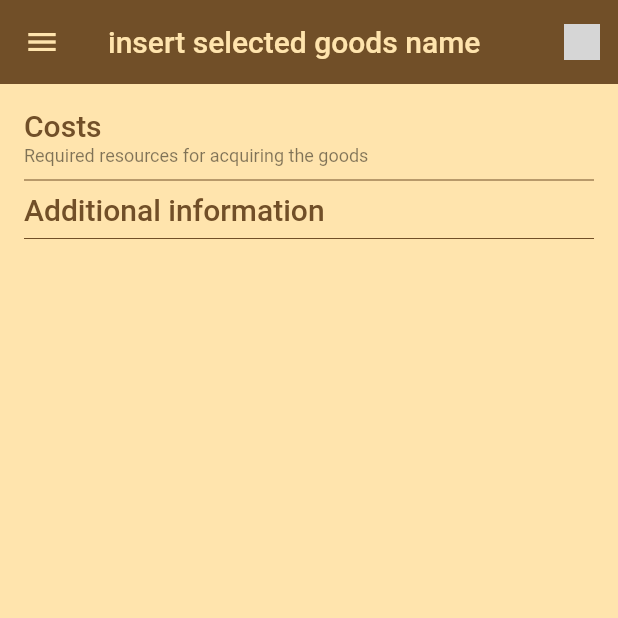
After one commit to vleeuwenmenno/Anno1800-FanApp, a Flutter app: the Goods screen opened by its route, scrolled down 56 dp, after a tap on "Wood", on a phone screen of 412 x 824 dp, the top half of it. The commit adds this screen. Run offline on Flutter 3.47's test engine with Material 2 defaults, Android fonts, the phone set to English and light mode, and no system bars; our stand-ins replace cached_network_image, flutter_html, flutter_screenutil, pull_to_refresh, timeago; missing offline and left inert: webfeed; network calls fail; grey boxes are pictures that could not be loaded.

Commit message:
Added goods and goodsInfo pages
still needs backend implementation

```diff
--- a/lib/main.dart
+++ b/lib/main.dart
@@ -6,6 +6,8 @@ import 'package:anno1800_fanapp/pages/newsFeed/newsFeed.dart';
 import 'package:anno1800_fanapp/pages/popNeeds/populationNeeds.dart';
 import 'package:anno1800_fanapp/pages/popNeeds/populationNeedsCalc.dart';
 import 'package:anno1800_fanapp/pages/popNeeds/populationNeedsCalcResult.dart';
+import 'package:anno1800_fanapp/pages/goods/goods.dart';
+import 'package:anno1800_fanapp/pages/goods/goodsInfo.dart';
 import 'package:flutter/material.dart';
 import 'package:anno1800_fanapp/pages/splash.dart';
 
@@ -81,7 +83,10 @@ class MyApp extends StatelessWidget
 
 				'/drawer/about': (context) => About(),
 				'/drawer/about/changelog': (context) => Changelog(),
-				'/drawer/about/licenses': (context) => Licenses()
+				'/drawer/about/licenses': (context) => Licenses(),
+
+				'/drawer/goods': (context) => Goods(),
+				'/goods/goodsInfo': (context) => GoodsInfo()
 			},
 		);
 	}
--- /dev/null
+++ b/lib/pages/goods/goods.dart
@@ -0,0 +1,87 @@
+import 'package:flutter/material.dart';
+import 'package:anno1800_fanapp/backend/globals.dart';
+import 'package:flutter_screenutil/flutter_screenutil.dart';
+import 'package:anno1800_fanapp/widgets/drawer.dart';
+
+class Goods extends StatefulWidget
+{
+  Globals globals;
+
+  @override
+  _GoodsState createState() => _GoodsState();
+
+}
+
+class _GoodsState extends State<Goods> with SingleTickerProviderStateMixin
+{
+	bool oldWorld;
+
+	void initState()
+	{
+		super.initState();
+		oldWorld = true;
+  	}
+
+	Widget build(BuildContext context)
+	{
+		ScreenUtil.instance = ScreenUtil.getInstance()..init(context);
+
+		return Scaffold(
+				appBar: AppBar(
+					title: Text(oldWorld ? 'Old world goods' : 'New world goods'),
+					elevation: 0,
+					actions: <Widget>
+					[
+						// Swap button
+						IconButton(
+							onPressed: ()
+							{
+								setState(() {
+									oldWorld = !oldWorld;
+								});
+							},
+							icon: Icon(Icons.swap_vert),
+						),
+
+						// Search button
+						IconButton(
+							onPressed: ()
+							{
+								print('Search button pressed || missing search function');
+							},
+							icon: Icon(Icons.search),
+						)
+					],
+				),
+				drawer: SideMenu(activePageId: 3,),
+
+				body: GridView.builder(
+					gridDelegate: SliverGridDelegateWithFixedCrossAxisCount(crossAxisCount: 4),
+					itemCount: 30,
+					itemBuilder: (BuildContext context, int index)
+					{
+						return GestureDetector(
+							child: Card(
+								color: Color(0xff714F28).withOpacity(0.5),
+								shape: RoundedRectangleBorder(borderRadius: BorderRadius.circular(16)),
+								elevation: 0.0,
+								child: Column(
+									mainAxisAlignment: MainAxisAlignment.center,
+									children: <Widget>
+									[
+										Image.asset('assets/resources/Wood.png', height: 42),
+										Text('Wood', style: TextStyle(color: Color(0XFFFFE4AD).withOpacity(0.87)),)
+									],
+								),
+							),
+							onTap: ()
+							{
+								Navigator.pushNamed(context, '/goods/goodsInfo', arguments: { "globals": widget.globals});
+							},
+						);
+					},
+				),
+
+		);
+	}
+}
--- /dev/null
+++ b/lib/pages/goods/goodsInfo.dart
@@ -0,0 +1,78 @@
+import 'package:flutter/material.dart';
+import 'package:anno1800_fanapp/backend/globals.dart';
+import 'package:flutter_screenutil/flutter_screenutil.dart';
+import 'package:anno1800_fanapp/widgets/drawer.dart';
+
+class GoodsInfo extends StatefulWidget
+{
+  Globals globals;
+
+  @override
+  _GoodsInfoState createState() => _GoodsInfoState();
+
+}
+
+class _GoodsInfoState extends State<GoodsInfo> with SingleTickerProviderStateMixin
+{
+	Widget build(BuildContext context)
+	{
+		ScreenUtil.instance = ScreenUtil.getInstance()..init(context);
+
+		return Scaffold(
+				appBar: AppBar(
+					title: Text('insert selected goods name'),
+					elevation: 0,
+					actions: <Widget>
+					[
+						// Production chain button
+						IconButton(
+							onPressed: ()
+							{
+								// Route to Production chain
+							},
+							icon: Image.asset('assets/buildings/Trade_Union.png', height: 24.0,),
+						)
+					],
+				),
+				drawer: SideMenu(activePageId: 3,),
+
+				body: SingleChildScrollView(
+					child: Padding(
+						padding: const EdgeInsets.all(16.0),
+						child: Column(
+							children: <Widget>
+							[
+								Row(
+								children: <Widget>
+									[
+										Text('Costs',  style: TextStyle(fontSize: 20, fontWeight: FontWeight.w500, color: Color(0xff714F28))),
+									],
+								),
+
+								Row(
+									children: <Widget>
+									[
+										Text('Required resources for acquiring the goods',  style: TextStyle(fontSize: 12, color: Colors.black.withOpacity(0.5), height: 1.4)),
+									],
+								),
+
+								Divider(color: Color(0xff714F28)),
+
+								Wrap(),
+
+								Row(
+								children: <Widget>
+									[
+										Text('Additional information',  style: TextStyle(fontSize: 20, fontWeight: FontWeight.w500, color: Color(0xff714F28))),
+									],
+								),
+
+								Divider(color: Color(0xff714F28)),
+							],
+						),
+					),
+				)
+
+		);
+	}
+}
```
